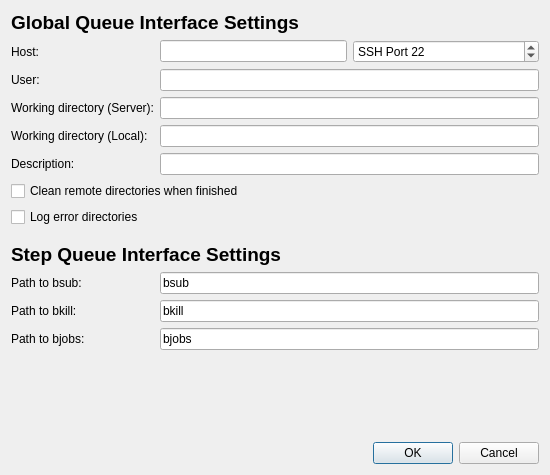
First picture: the form in src/globalsearch/queueinterfaces/lsfdialog.ui, repository xtalopt/XtalOpt, before the edit.
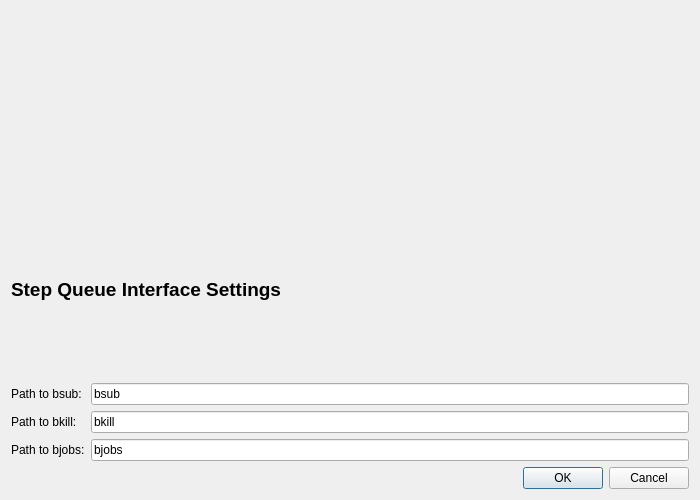
Second picture: the form after the edit. Custom widgets are drawn as their Qt base class.

Commit message:
Queue: Generalized Global Queue Interface Settings
I re-worked the global queue interface settings so that it has its
own widget and is re-used in all of the queue interfaces. This reduces
a lot of repeated lines of code and improves re-usability.

In addition, I added a new option in the global queue interface
settings that allows the user to cause a job to be killed if it
exceeds a user-specified amount of time.

This "time" is both queued + running time.

```diff
--- a/src/globalsearch/queueinterfaces/lsfdialog.ui
+++ b/src/globalsearch/queueinterfaces/lsfdialog.ui
@@ -6,8 +6,8 @@
    <rect>
     <x>0</x>
     <y>0</y>
-    <width>550</width>
-    <height>475</height>
+    <width>700</width>
+    <height>500</height>
    </rect>
   </property>
   <property name="sizePolicy">
@@ -20,129 +20,7 @@
    <string>LSF Queue Configuration</string>
   </property>
   <layout class="QGridLayout" name="gridLayout">
-   <item row="0" column="0" colspan="3">
-    <widget class="QLabel" name="label_2">
-     <property name="text">
-      <string>&lt;html&gt;&lt;head/&gt;&lt;body&gt;&lt;p&gt;&lt;span style=&quot; font-size:14pt; font-weight:600;&quot;&gt;Global Queue Interface Settings&lt;/span&gt;&lt;/p&gt;&lt;/body&gt;&lt;/html&gt;</string>
-     </property>
-    </widget>
-   </item>
-   <item row="7" column="0" colspan="4">
-    <widget class="QCheckBox" name="cb_logErrorDirs">
-     <property name="toolTip">
-      <string>&lt;html&gt;&lt;head/&gt;&lt;body&gt;&lt;p&gt;Leaves a copy of a directory in which an error occurred in &amp;lt;local_path&amp;gt;/errorDirs.&lt;/p&gt;&lt;p&gt;This can help when figuring out why an xtal fails when submitted.&lt;/p&gt;&lt;p&gt;Only keeps one copy for each xtal directory (so if an error occurred in 00001x00001 twice, the first error directory would have been overwritten by the second)&lt;/p&gt;&lt;/body&gt;&lt;/html&gt;</string>
-     </property>
-     <property name="text">
-      <string>Log error directories</string>
-     </property>
-    </widget>
-   </item>
-   <item row="1" column="0">
-    <widget class="QLabel" name="label_18">
-     <property name="sizePolicy">
-      <sizepolicy hsizetype="Maximum" vsizetype="Preferred">
-       <horstretch>0</horstretch>
-       <verstretch>0</verstretch>
-      </sizepolicy>
-     </property>
-     <property name="text">
-      <string>Host:</string>
-     </property>
-     <property name="buddy">
-      <cstring>edit_host</cstring>
-     </property>
-    </widget>
-   </item>
-   <item row="1" column="2">
-    <widget class="QLineEdit" name="edit_host">
-     <property name="toolTip">
-      <string>Address of host. Can use IP or host name.</string>
-     </property>
-    </widget>
-   </item>
-   <item row="1" column="3">
-    <widget class="QSpinBox" name="spin_port">
-     <property name="prefix">
-      <string>SSH Port </string>
-     </property>
-     <property name="maximum">
-      <number>99999</number>
-     </property>
-     <property name="value">
-      <number>22</number>
-     </property>
-    </widget>
-   </item>
-   <item row="2" column="0">
-    <widget class="QLabel" name="label_19">
-     <property name="sizePolicy">
-      <sizepolicy hsizetype="Maximum" vsizetype="Preferred">
-       <horstretch>0</horstretch>
-       <verstretch>0</verstretch>
-      </sizepolicy>
-     </property>
-     <property name="text">
-      <string>User:</string>
-     </property>
-     <property name="buddy">
-      <cstring>edit_username</cstring>
-     </property>
-    </widget>
-   </item>
-   <item row="2" column="2" colspan="2">
-    <widget class="QLineEdit" name="edit_username">
-     <property name="toolTip">
-      <string>Username on above host.</string>
-     </property>
-    </widget>
-   </item>
-   <item row="3" column="2" colspan="2">
-    <widget class="QLineEdit" name="edit_rempath">
-     <property name="toolTip">
-      <string>Path on remote host to use during optimizations. Do not use wildcard characters or BASH-specific characters (e.g. '~' in place of /home/user).</string>
-     </property>
-    </widget>
-   </item>
-   <item row="3" column="0" colspan="2">
-    <widget class="QLabel" name="label_20">
-     <property name="sizePolicy">
-      <sizepolicy hsizetype="Maximum" vsizetype="Preferred">
-       <horstretch>0</horstretch>
-       <verstretch>0</verstretch>
-      </sizepolicy>
-     </property>
-     <property name="text">
-      <string>Working directory (Server):</string>
-     </property>
-     <property name="buddy">
-      <cstring>edit_rempath</cstring>
-     </property>
-    </widget>
-   </item>
-   <item row="4" column="2" colspan="2">
-    <widget class="QLineEdit" name="edit_locpath">
-     <property name="toolTip">
-      <string>Local path to store files</string>
-     </property>
-    </widget>
-   </item>
-   <item row="4" column="0">
-    <widget class="QLabel" name="label_21">
-     <property name="sizePolicy">
-      <sizepolicy hsizetype="Maximum" vsizetype="Preferred">
-       <horstretch>0</horstretch>
-       <verstretch>0</verstretch>
-      </sizepolicy>
-     </property>
-     <property name="text">
-      <string>Working directory (Local):</string>
-     </property>
-     <property name="buddy">
-      <cstring>edit_locpath</cstring>
-     </property>
-    </widget>
-   </item>
-   <item row="10" column="0">
+   <item row="3" column="0">
     <widget class="QLabel" name="label_launch">
      <property name="sizePolicy">
       <sizepolicy hsizetype="Maximum" vsizetype="Preferred">
@@ -161,7 +39,7 @@
      </property>
     </widget>
    </item>
-   <item row="10" column="2" colspan="2">
+   <item row="3" column="1" colspan="2">
     <widget class="QLineEdit" name="edit_bsub">
      <property name="toolTip">
       <string>Path to the LSF bsub command. Usually bsub.</string>
@@ -171,7 +49,7 @@
      </property>
     </widget>
    </item>
-   <item row="11" column="0">
+   <item row="4" column="0">
     <widget class="QLabel" name="label_bkill">
      <property name="sizePolicy">
       <sizepolicy hsizetype="Maximum" vsizetype="Preferred">
@@ -190,7 +68,7 @@
      </property>
     </widget>
    </item>
-   <item row="12" column="2" colspan="2">
+   <item row="5" column="1" colspan="2">
     <widget class="QLineEdit" name="edit_bjobs">
      <property name="toolTip">
       <string>Path to the LSF bjobs command. Usually bjobs.</string>
@@ -200,7 +78,7 @@
      </property>
     </widget>
    </item>
-   <item row="12" column="0">
+   <item row="5" column="0">
     <widget class="QLabel" name="label_check">
      <property name="sizePolicy">
       <sizepolicy hsizetype="Maximum" vsizetype="Preferred">
@@ -219,14 +97,7 @@
      </property>
     </widget>
    </item>
-   <item row="5" column="2" colspan="2">
-    <widget class="QLineEdit" name="edit_description">
-     <property name="toolTip">
-      <string>Short description of optimization (used as %description% template keyword in input templates).</string>
-     </property>
-    </widget>
-   </item>
-   <item row="11" column="2" colspan="2">
+   <item row="4" column="1" colspan="2">
     <widget class="QLineEdit" name="edit_bkill">
      <property name="toolTip">
       <string>Path to the LSF bkill command. Usually bkill.</string>
@@ -236,17 +107,7 @@
      </property>
     </widget>
    </item>
-   <item row="5" column="0">
-    <widget class="QLabel" name="label">
-     <property name="text">
-      <string>Description:</string>
-     </property>
-     <property name="buddy">
-      <cstring>edit_description</cstring>
-     </property>
-    </widget>
-   </item>
-   <item row="16" column="3">
+   <item row="8" column="2">
     <widget class="QDialogButtonBox" name="buttonBox">
      <property name="orientation">
       <enum>Qt::Horizontal</enum>
@@ -256,34 +117,14 @@
      </property>
     </widget>
    </item>
-   <item row="13" column="3">
-    <spacer name="verticalSpacer">
-     <property name="orientation">
-      <enum>Qt::Vertical</enum>
-     </property>
-     <property name="sizeHint" stdset="0">
-      <size>
-       <width>20</width>
-       <height>40</height>
-      </size>
-     </property>
-    </spacer>
-   </item>
-   <item row="6" column="0" colspan="4">
-    <widget class="QCheckBox" name="cb_cleanRemoteOnStop">
-     <property name="text">
-      <string>Clean remote directories when finished</string>
-     </property>
-    </widget>
-   </item>
-   <item row="9" column="0" colspan="4">
+   <item row="2" column="0" colspan="3">
     <widget class="QLabel" name="label_3">
      <property name="text">
       <string>&lt;html&gt;&lt;head/&gt;&lt;body&gt;&lt;p&gt;&lt;span style=&quot; font-size:14pt; font-weight:600;&quot;&gt;Step Queue Interface Settings&lt;/span&gt;&lt;/p&gt;&lt;/body&gt;&lt;/html&gt;</string>
      </property>
     </widget>
    </item>
-   <item row="8" column="0">
+   <item row="1" column="0">
     <spacer name="verticalSpacer_2">
      <property name="orientation">
       <enum>Qt::Vertical</enum>
@@ -299,8 +140,19 @@
      </property>
     </spacer>
    </item>
+   <item row="0" column="0" colspan="3">
+    <widget class="GlobalSearch::GlobalQueueInterfaceSettingsWidget" name="widget_globalQueueInterfaceSettings" native="true"/>
+   </item>
   </layout>
  </widget>
+ <customwidgets>
+  <customwidget>
+   <class>GlobalSearch::GlobalQueueInterfaceSettingsWidget</class>
+   <extends>QWidget</extends>
+   <header location="global">globalsearch/queueinterfaces/globalqueueinterfacesettingswidget.h</header>
+   <container>1</container>
+  </customwidget>
+ </customwidgets>
  <tabstops>
   <tabstop>edit_host</tabstop>
   <tabstop>spin_port</tabstop>
```
Left out of the diff: 6 changed lines with no effect on the pictures. The commit also changes 18 other files.
